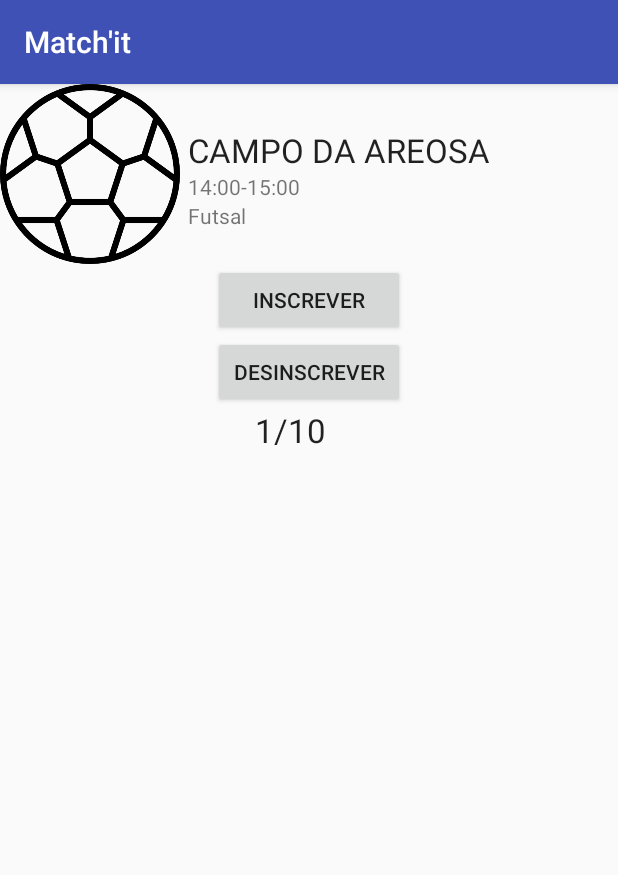
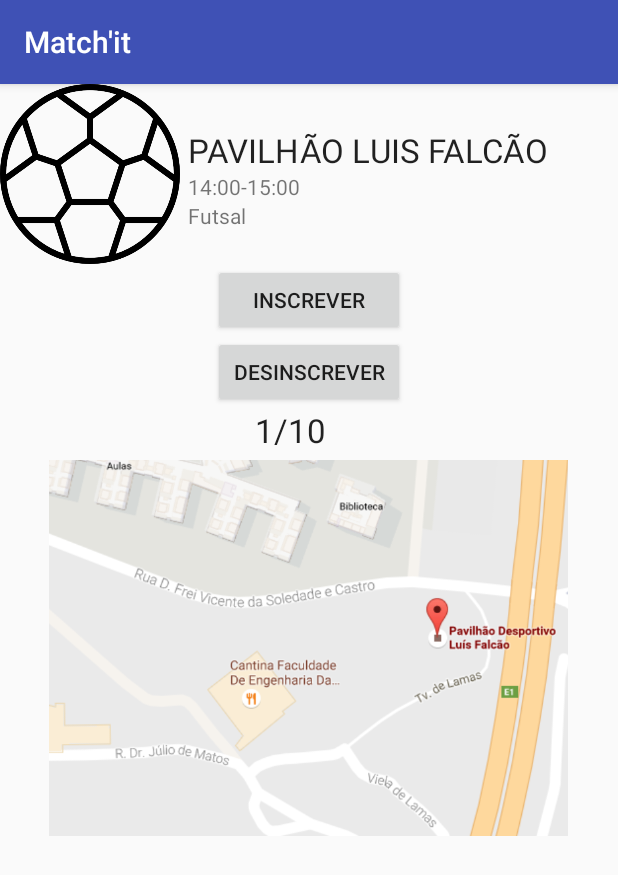
Before and after one commit to tomasvcaldas/PSC-PIRLO, an Android app: the inscreverFutebol screen opened directly, with no data from a screen before it, on a phone screen of 412 x 824 dp. Shown: the top 875 px of the screen. Run offline under Robolectric (Android 15) with nearby library versions, the phone set to English and light mode, and no system bars.

Commit message:
GPS images

```diff
--- a/pirloIT/app/src/main/res/layout/activity_escolher_evento.xml
+++ b/pirloIT/app/src/main/res/layout/activity_escolher_evento.xml
@@ -45,7 +45,7 @@
                         android:layout_width="wrap_content"
                         android:layout_height="wrap_content"
                         android:textAppearance="?android:attr/textAppearanceLarge"
-                        android:text="CAMPO"
+                        android:text="PAVILHÃO"
                         android:id="@+id/textView10" />
 
                     <TextView
@@ -53,7 +53,7 @@
                         android:layout_width="wrap_content"
                         android:layout_height="wrap_content"
                         android:textAppearance="?android:attr/textAppearanceLarge"
-                        android:text="DA "
+                        android:text="LUIS"
                         android:id="@+id/textView11" />
 
                     <TextView
@@ -61,7 +61,7 @@
                         android:layout_width="wrap_content"
                         android:layout_height="wrap_content"
                         android:textAppearance="?android:attr/textAppearanceLarge"
-                        android:text="AREOSA"
+                        android:text="FALCÃO"
                         android:id="@+id/textView12" />
 
                     <TextView
--- a/pirloIT/app/src/main/res/layout/activity_inscrever_futebol.xml
+++ b/pirloIT/app/src/main/res/layout/activity_inscrever_futebol.xml
@@ -40,7 +40,7 @@
             android:paddingLeft="5dp"
             android:layout_height="wrap_content"
             android:textAppearance="?android:attr/textAppearanceLarge"
-            android:text="CAMPO DA AREOSA"
+            android:text="PAVILHÃO LUIS FALCÃO"
             android:id="@+id/textView2" />
 
         <TextView
@@ -53,6 +53,7 @@
 
         <TextView
             android:layout_width="wrap_content"
+
             android:paddingLeft="5dp"
             android:layout_height="wrap_content"
             android:textAppearance="?android:attr/textAppearanceSmall"
@@ -111,4 +112,12 @@
 
     </LinearLayout>
 
+    <ImageView
+        android:layout_gravity="center"
+        android:paddingTop="5dp"
+        android:layout_width="366dp"
+        android:layout_height="256dp"
+        android:id="@+id/imageView6"
+        android:src="@drawable/falcao1" />
+
 </LinearLayout>
```
Also changed, not shown: pirloIT/app/src/main/res/layout/activity_inscrever_basket.xml (+8 -0 lines), pirloIT/app/src/main/res/layout/activity_inscrever_futebol2.xml (+8 -0 lines), pirloIT/app/src/main/res/layout/activity_inscrever_volley.xml (+8 -0 lines), pirloIT/app/src/main/res/layout/activity_inscrever_volley2.xml (+8 -0 lines), pirloIT/app/src/main/res/drawable/dragao.PNG (added), pirloIT/app/src/main/res/drawable/fadeup.png (added), pirloIT/app/src/main/res/drawable/falcao1.PNG (added), pirloIT/app/src/main/res/drawable/ipp.png (added).
